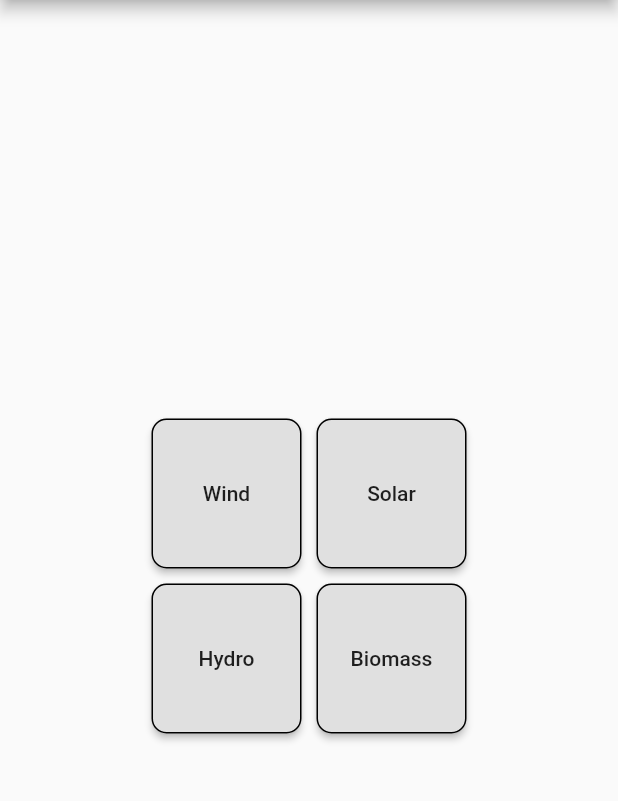
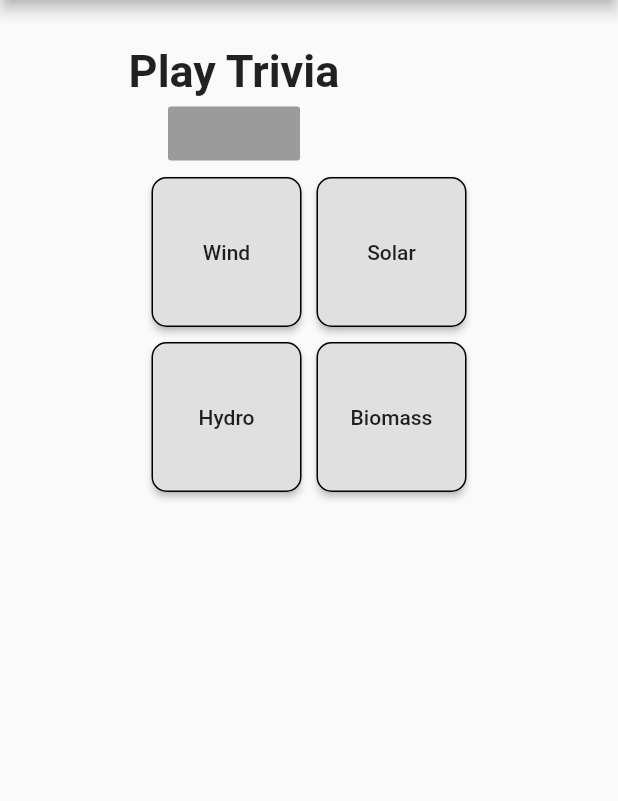
Before and after one commit to samramez/green_energy_app, a Flutter app: the screen it shows after launch, on a phone screen of 412 x 824 dp, the part 84-885 px from its top. Run offline on Flutter 3.47's test engine with Material 2 defaults, Android fonts, the phone set to English and light mode, and no system bars; our stand-ins replace page_transition.

Commit message:
made more organized folders

```diff
--- a/lib/HomePage.dart
+++ /dev/null
@@ -1,14 +0,0 @@
-import 'package:flutter/material.dart';
-
-import 'energies/EnergyTile.dart';
-
-class HomePage extends StatelessWidget {
-  @override
-  Widget build(BuildContext context) {
-    return Scaffold(
-        appBar: AppBar(
-          title: Text("Learn to be green"),
-        ),
-        body: EnergyTile());
-  }
-}
--- a/lib/main.dart
+++ b/lib/main.dart
@@ -1,5 +1,5 @@
 import 'package:flutter/material.dart';
-import 'HomePage.dart';
+import 'ui/HomePage.dart';
 
 void main() => runApp(MyApp());
 
--- /dev/null
+++ b/lib/ui/HomePage.dart
@@ -0,0 +1,22 @@
+import 'package:flutter/material.dart';
+import 'package:green_energy_app/ui/energies/EnergyTile.dart';
+import 'package:green_energy_app/ui/trivia/trivia_tile.dart';
+
+class HomePage extends StatelessWidget {
+  @override
+  Widget build(BuildContext context) {
+    return Scaffold(
+        appBar: AppBar(
+          title: Text("Learn to be green"),
+        ),
+        body: SafeArea(
+          child: ListView(
+            padding: EdgeInsets.symmetric(vertical: 30.0),
+            children: <Widget>[
+              TriviaTile(),
+              EnergyTile()
+            ],
+          ),
+        ));
+  }
+}
--- a/lib/energies/EnergyPage.dart
+++ b/lib/ui/energies/EnergyPage.dart
@@ -1,6 +1,5 @@
 import 'package:flutter/material.dart';
-
-import '../model/EnergyType.dart';
+import 'package:green_energy_app/model/EnergyType.dart';
 
 class EnergyPage extends StatelessWidget {
   final EnergyType energyType;
--- /dev/null
+++ b/lib/ui/trivia/trivia_tile.dart
@@ -0,0 +1,23 @@
+import 'package:flutter/material.dart';
+
+class TriviaTile extends StatelessWidget {
+  @override
+  Widget build(BuildContext context) {
+    return Padding(
+      padding: EdgeInsets.only(left: 20.0, right: 120.0),
+      child: SizedBox(
+        child: Column(
+          children: <Widget>[
+            Text(
+                "Play Trivia",
+                style: TextStyle(fontSize: 30.0, fontWeight: FontWeight.bold)
+            ),
+            RaisedButton(
+
+            )
+          ],
+        )
+      )
+    );
+  }
+}
```
Also changed, not shown: lib/ui/energies/EnergyTile.dart (renamed from lib/energies/EnergyTile.dart).
